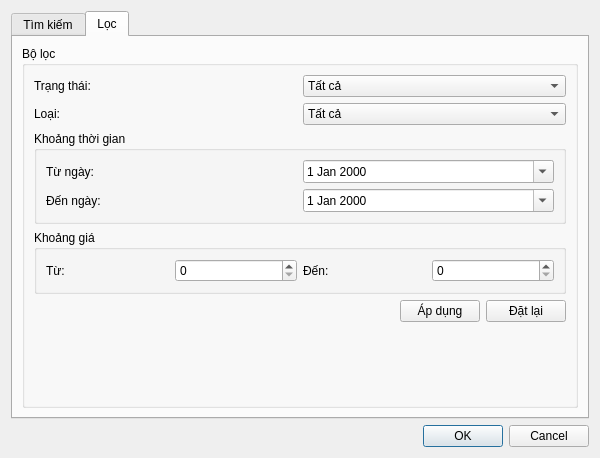
huymatthew/PBL02, file ui/design/search_filter_dialog.ui: the form before one commit.
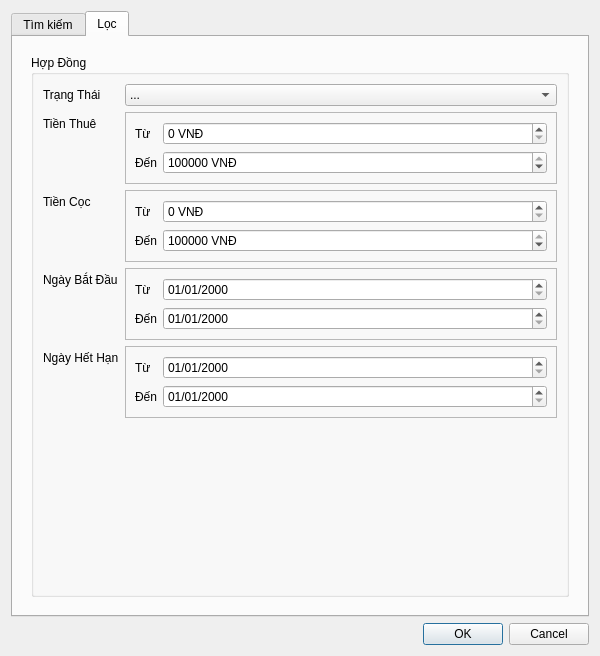
The form after the commit. The open tabs and pages were chosen to show the change.

Commit message: update: All Search and Filter UI Completed

Diff of the .ui file:
```diff
--- a/ui/design/search_filter_dialog.ui
+++ b/ui/design/search_filter_dialog.ui
@@ -7,7 +7,7 @@
     <x>0</x>
     <y>0</y>
     <width>600</width>
-    <height>458</height>
+    <height>656</height>
    </rect>
   </property>
   <property name="windowTitle">
@@ -170,26 +170,24 @@
       </attribute>
       <layout class="QVBoxLayout" name="verticalLayout_4">
        <item>
-        <widget class="QGroupBox" name="filterGroupBox">
-         <property name="title">
-          <string>Bộ lọc</string>
+        <widget class="QStackedWidget" name="stackedWidget">
+         <property name="currentIndex">
+          <number>2</number>
          </property>
-         <layout class="QVBoxLayout" name="verticalLayout_5">
-          <item>
-           <layout class="QHBoxLayout" name="horizontalLayout_4">
-            <item>
-             <widget class="QLabel" name="statusLabel">
-              <property name="text">
-               <string>Trạng thái:</string>
-              </property>
-             </widget>
-            </item>
-            <item>
-             <widget class="QComboBox" name="statusComboBox">
-              <item>
-               <property name="text">
-                <string>Tất cả</string>
-               </property>
+         <widget class="QWidget" name="roomFilterView">
+          <layout class="QHBoxLayout" name="horizontalLayout_5">
+           <item>
+            <widget class="QGroupBox" name="roomFilterBox">
+             <property name="title">
+              <string>Phòng</string>
+             </property>
+             <layout class="QFormLayout" name="formLayout">
+              <item row="0" column="0">
+               <widget class="QLabel" name="filterRoomTypeLabel">
+                <property name="text">
+                 <string>Loại Phòng</string>
+                </property>
+               </widget>
               </item>
               <item>
                <property name="text">
@@ -201,25 +199,24 @@
                 <string>Không hoạt động</string>
                </property>
               </item>
-             </widget>
-            </item>
-           </layout>
-          </item>
-          <item>
-           <layout class="QHBoxLayout" name="horizontalLayout_5">
-            <item>
-             <widget class="QLabel" name="typeLabel">
-              <property name="text">
-               <string>Loại:</string>
-              </property>
-             </widget>
-            </item>
-            <item>
-             <widget class="QComboBox" name="typeComboBox">
-              <item>
-               <property name="text">
-                <string>Tất cả</string>
-               </property>
+              <item row="1" column="1">
+               <widget class="QComboBox" name="filterRoomStatus">
+                <item>
+                 <property name="text">
+                  <string>...</string>
+                 </property>
+                </item>
+                <item>
+                 <property name="text">
+                  <string>Trống</string>
+                 </property>
+                </item>
+                <item>
+                 <property name="text">
+                  <string>Đã Thuê</string>
+                 </property>
+                </item>
+               </widget>
               </item>
               <item>
                <property name="text">
@@ -231,146 +228,517 @@
                 <string>Loại 2</string>
                </property>
               </item>
-              <item>
-               <property name="text">
-                <string>Loại 3</string>
-               </property>
-              </item>
-             </widget>
-            </item>
-           </layout>
-          </item>
-          <item>
-           <widget class="QGroupBox" name="dateRangeGroupBox">
-            <property name="title">
-             <string>Khoảng thời gian</string>
-            </property>
-            <layout class="QVBoxLayout" name="verticalLayout_6">
-             <item>
-              <layout class="QHBoxLayout" name="horizontalLayout_6">
-               <item>
-                <widget class="QLabel" name="fromDateLabel">
+             </layout>
+            </widget>
+           </item>
+          </layout>
+         </widget>
+         <widget class="QWidget" name="tenantFilterView">
+          <layout class="QHBoxLayout" name="horizontalLayout_4">
+           <item>
+            <widget class="QGroupBox" name="tenantFilterBox">
+             <property name="title">
+              <string>Khách Hàng</string>
+             </property>
+             <layout class="QGridLayout" name="gridLayout">
+              <item row="0" column="2">
+               <widget class="QComboBox" name="tenantFilterStatus">
+                <item>
                  <property name="text">
-                  <string>Từ ngày:</string>
+                  <string>...</string>
                  </property>
-                </widget>
-               </item>
-               <item>
-                <widget class="QDateEdit" name="fromDateEdit">
-                 <property name="calendarPopup">
-                  <bool>true</bool>
+                </item>
+                <item>
+                 <property name="text">
+                  <string>Đang Thuê</string>
                  </property>
-                </widget>
-               </item>
-              </layout>
-             </item>
-             <item>
-              <layout class="QHBoxLayout" name="horizontalLayout_7">
-               <item>
-                <widget class="QLabel" name="toDateLabel">
+                </item>
+                <item>
                  <property name="text">
-                  <string>Đến ngày:</string>
+                  <string>Chưa có phòng</string>
                  </property>
-                </widget>
-               </item>
-               <item>
-                <widget class="QDateEdit" name="toDateEdit">
-                 <property name="calendarPopup">
-                  <bool>true</bool>
+                </item>
+               </widget>
+              </item>
+              <item row="1" column="1">
+               <widget class="QLabel" name="tenantFilterRoleLabel">
+                <property name="text">
+                 <string>Vai trò</string>
+                </property>
+               </widget>
+              </item>
+              <item row="0" column="1">
+               <widget class="QLabel" name="tenantFilterStatusLabel">
+                <property name="text">
+                 <string>Trạng Thái</string>
+                </property>
+               </widget>
+              </item>
+              <item row="1" column="2">
+               <widget class="QComboBox" name="tenantFilterRole">
+                <item>
+                 <property name="text">
+                  <string>...</string>
                  </property>
-                </widget>
-               </item>
-              </layout>
-             </item>
-            </layout>
-           </widget>
-          </item>
-          <item>
-           <widget class="QGroupBox" name="priceRangeGroupBox">
-            <property name="title">
-             <string>Khoảng giá</string>
-            </property>
-            <layout class="QVBoxLayout" name="verticalLayout_7">
-             <item>
-              <layout class="QHBoxLayout" name="horizontalLayout_8">
-               <item>
-                <widget class="QLabel" name="minPriceLabel">
+                </item>
+                <item>
                  <property name="text">
-                  <string>Từ:</string>
+                  <string>Chủ Hợp Đồng</string>
                  </property>
-                </widget>
-               </item>
-               <item>
-                <widget class="QSpinBox" name="minPriceSpinBox">
-                 <property name="maximum">
-                  <number>999999999</number>
+                </item>
+                <item>
+                 <property name="text">
+                  <string>Khách Thuê</string>
                  </property>
-                </widget>
-               </item>
-               <item>
-                <widget class="QLabel" name="maxPriceLabel">
+                </item>
+               </widget>
+              </item>
+              <item row="2" column="2">
+               <spacer name="verticalSpacer_2">
+                <property name="orientation">
+                 <enum>Qt::Vertical</enum>
+                </property>
+                <property name="sizeHint" stdset="0">
+                 <size>
+                  <width>20</width>
+                  <height>40</height>
+                 </size>
+                </property>
+               </spacer>
+              </item>
+             </layout>
+            </widget>
+           </item>
+          </layout>
+         </widget>
+         <widget class="QWidget" name="contracFilterView">
+          <layout class="QHBoxLayout" name="horizontalLayout_6">
+           <item>
+            <widget class="QGroupBox" name="contractFilterBox">
+             <property name="title">
+              <string>Hợp Đồng</string>
+             </property>
+             <layout class="QFormLayout" name="formLayout_10">
+              <item row="0" column="0">
+               <widget class="QLabel" name="contractFilterStatusLabel">
+                <property name="text">
+                 <string>Trạng Thái</string>
+                </property>
+               </widget>
+              </item>
+              <item row="0" column="1">
+               <widget class="QComboBox" name="contractFilterStatus">
+                <item>
                  <property name="text">
-                  <string>Đến:</string>
+                  <string>...</string>
                  </property>
-                </widget>
-               </item>
-               <item>
-                <widget class="QSpinBox" name="maxPriceSpinBox">
-                 <property name="maximum">
-                  <number>999999999</number>
+                </item>
+                <item>
+                 <property name="text">
+                  <string>Đang Hoạt Động</string>
                  </property>
-                </widget>
-               </item>
-              </layout>
-             </item>
-            </layout>
-           </widget>
-          </item>
-          <item>
-           <layout class="QHBoxLayout" name="horizontalLayout_9">
-            <item>
-             <spacer name="horizontalSpacer_3">
-              <property name="orientation">
-               <enum>Qt::Horizontal</enum>
-              </property>
-              <property name="sizeHint" stdset="0">
-               <size>
-                <width>40</width>
-                <height>20</height>
-               </size>
-              </property>
-             </spacer>
-            </item>
-            <item>
-             <widget class="QPushButton" name="applyFilterButton">
-              <property name="text">
-               <string>Áp dụng</string>
-              </property>
-             </widget>
-            </item>
-            <item>
-             <widget class="QPushButton" name="resetFilterButton">
-              <property name="text">
-               <string>Đặt lại</string>
-              </property>
-             </widget>
-            </item>
-           </layout>
-          </item>
-          <item>
-           <spacer name="verticalSpacer_2">
-            <property name="orientation">
-             <enum>Qt::Vertical</enum>
-            </property>
-            <property name="sizeHint" stdset="0">
-             <size>
-              <width>20</width>
-              <height>40</height>
-             </size>
-            </property>
-           </spacer>
-          </item>
-         </layout>
+                </item>
+                <item>
+                 <property name="text">
+                  <string>Đã Kết Thúc</string>
+                 </property>
+                </item>
+                <item>
+                 <property name="text">
+                  <string>Vô Hiệu</string>
+                 </property>
+                </item>
+               </widget>
+              </item>
+              <item row="2" column="0">
+               <widget class="QLabel" name="contractFilterRoomRentLabel">
+                <property name="text">
+                 <string>Tiền Thuê</string>
+                </property>
+               </widget>
+              </item>
+              <item row="2" column="1">
+               <widget class="QFrame" name="contractFilterRoomRentBox">
+                <property name="frameShape">
+                 <enum>QFrame::StyledPanel</enum>
+                </property>
+                <property name="frameShadow">
+                 <enum>QFrame::Plain</enum>
+                </property>
+                <layout class="QFormLayout" name="formLayout_3">
+                 <item row="0" column="0">
+                  <widget class="QLabel" name="contractFilterRoomRentFromLabel">
+                   <property name="text">
+                    <string>Từ</string>
+                   </property>
+                  </widget>
+                 </item>
+                 <item row="0" column="1">
+                  <widget class="QSpinBox" name="contractFilterRoomRentFrom">
+                   <property name="suffix">
+                    <string> VNĐ</string>
+                   </property>
+                   <property name="prefix">
+                    <string/>
+                   </property>
+                   <property name="maximum">
+                    <number>999999999</number>
+                   </property>
+                   <property name="singleStep">
+                    <number>100000</number>
+                   </property>
+                  </widget>
+                 </item>
+                 <item row="1" column="0">
+                  <widget class="QLabel" name="contractFilterRoomRentToLabel">
+                   <property name="text">
+                    <string>Đến</string>
+                   </property>
+                  </widget>
+                 </item>
+                 <item row="1" column="1">
+                  <widget class="QSpinBox" name="contractFilterRoomRentTo">
+                   <property name="suffix">
+                    <string> VNĐ</string>
+                   </property>
+                   <property name="prefix">
+                    <string/>
+                   </property>
+                   <property name="maximum">
+                    <number>999999999</number>
+                   </property>
+                   <property name="singleStep">
+                    <number>100000</number>
+                   </property>
+                   <property name="value">
+                    <number>10000000</number>
+                   </property>
+                  </widget>
+                 </item>
+                </layout>
+               </widget>
+              </item>
+              <item row="4" column="0">
+               <widget class="QLabel" name="label_13">
+                <property name="text">
+                 <string>Tiền Cọc</string>
+                </property>
+               </widget>
+              </item>
+              <item row="4" column="1">
+               <widget class="QFrame" name="contractFilterDepositBox">
+                <property name="frameShape">
+                 <enum>QFrame::StyledPanel</enum>
+                </property>
+                <property name="frameShadow">
+                 <enum>QFrame::Plain</enum>
+                </property>
+                <layout class="QFormLayout" name="formLayout_5">
+                 <item row="0" column="0">
+                  <widget class="QLabel" name="contractFilterDepositFromLabel">
+                   <property name="text">
+                    <string>Từ</string>
+                   </property>
+                  </widget>
+                 </item>
+                 <item row="0" column="1">
+                  <widget class="QSpinBox" name="contractFilterDepositFrom">
+                   <property name="suffix">
+                    <string> VNĐ</string>
+                   </property>
+                   <property name="prefix">
+                    <string/>
+                   </property>
+                   <property name="maximum">
+                    <number>999999999</number>
+                   </property>
+                   <property name="singleStep">
+                    <number>100000</number>
+                   </property>
+                  </widget>
+                 </item>
+                 <item row="1" column="0">
+                  <widget class="QLabel" name="contractFilterDepositToLabel">
+                   <property name="text">
+                    <string>Đến</string>
+                   </property>
+                  </widget>
+                 </item>
+                 <item row="1" column="1">
+                  <widget class="QSpinBox" name="contractFilterDepositTo">
+                   <property name="suffix">
+                    <string> VNĐ</string>
+                   </property>
+                   <property name="prefix">
+                    <string/>
+                   </property>
+                   <property name="maximum">
+                    <number>999999999</number>
+                   </property>
+                   <property name="singleStep">
+                    <number>100000</number>
+                   </property>
+                   <property name="value">
+                    <number>10000000</number>
+                   </property>
+                  </widget>
+                 </item>
+                </layout>
+               </widget>
+              </item>
+              <item row="6" column="0">
+               <widget class="QLabel" name="label_12">
+                <property name="text">
+                 <string>Ngày Bắt Đầu</string>
+                </property>
+               </widget>
+              </item>
+              <item row="6" column="1">
+               <widget class="QFrame" name="contractFilterStartDate">
+                <property name="frameShape">
+                 <enum>QFrame::StyledPanel</enum>
+                </property>
+                <property name="frameShadow">
+                 <enum>QFrame::Plain</enum>
+                </property>
+                <layout class="QFormLayout" name="formLayout_4">
+                 <item row="1" column="0">
+                  <widget class="QLabel" name="contractFilterStartDateToLabel">
+                   <property name="text">
+                    <string>Đến</string>
+                   </property>
+                  </widget>
+                 </item>
+                 <item row="0" column="0">
+                  <widget class="QLabel" name="contractFilterStartDateFromLabel">
+                   <property name="text">
+                    <string>Từ</string>
+                   </property>
+                  </widget>
+                 </item>
+                 <item row="0" column="1">
+                  <widget class="QDateEdit" name="contractFilterStartDateFrom">
+                   <property name="displayFormat">
+                    <string>dd/MM/yyyy</string>
+                   </property>
+                  </widget>
+                 </item>
+                 <item row="1" column="1">
+                  <widget class="QDateEdit" name="contractFilterStartDateTo">
+                   <property name="displayFormat">
+                    <string>dd/MM/yyyy</string>
+                   </property>
+                  </widget>
+                 </item>
+                </layout>
+               </widget>
+              </item>
+              <item row="9" column="1">
+               <spacer name="verticalSpacer_3">
+                <property name="orientation">
+                 <enum>Qt::Vertical</enum>
+                </property>
+                <property name="sizeHint" stdset="0">
+                 <size>
+                  <width>20</width>
+                  <height>40</height>
+                 </size>
+                </property>
+               </spacer>
+              </item>
+              <item row="7" column="1">
+               <widget class="QFrame" name="contractFilterEndDate">
+                <property name="frameShape">
+                 <enum>QFrame::StyledPanel</enum>
+                </property>
+                <property name="frameShadow">
+                 <enum>QFrame::Plain</enum>
+                </property>
+                <layout class="QFormLayout" name="formLayout_6">
+                 <item row="1" column="0">
+                  <widget class="QLabel" name="contractFilterEndDateToLabel">
+                   <property name="text">
+                    <string>Đến</string>
+                   </property>
+                  </widget>
+                 </item>
+                 <item row="0" column="0">
+                  <widget class="QLabel" name="contractFilterEndDateFromLabel">
+                   <property name="text">
+                    <string>Từ</string>
+                   </property>
+                  </widget>
+                 </item>
+                 <item row="0" column="1">
+                  <widget class="QDateEdit" name="contractFilterEndDateFrom">
+                   <property name="displayFormat">
+                    <string>dd/MM/yyyy</string>
+                   </property>
+                  </widget>
+                 </item>
+                 <item row="1" column="1">
+                  <widget class="QDateEdit" name="contractFilterEndDateTo">
+                   <property name="displayFormat">
+                    <string>dd/MM/yyyy</string>
+                   </property>
+                  </widget>
+                 </item>
+                </layout>
+               </widget>
+              </item>
+              <item row="7" column="0">
+               <widget class="QLabel" name="label">
+                <property name="text">
+                 <string>Ngày Hết Hạn</string>
+                </property>
+               </widget>
+              </item>
+             </layout>
+            </widget>
+           </item>
+          </layout>
+         </widget>
+         <widget class="QWidget" name="billFilterView">
+          <layout class="QHBoxLayout" name="horizontalLayout_7">
+           <item>
+            <widget class="QGroupBox" name="billFilterBox">
+             <property name="title">
+              <string>Hóa Đơn</string>
+             </property>
+             <layout class="QFormLayout" name="formLayout_7">
+              <item row="0" column="0">
+               <widget class="QLabel" name="billFilterStatusLabel">
+                <property name="text">
+                 <string>Trạng Thái</string>
+                </property>
+               </widget>
+              </item>
+              <item row="0" column="1">
+               <widget class="QComboBox" name="billFilterStatus"/>
+              </item>
+              <item row="1" column="0">
+               <widget class="QLabel" name="label_19">
+                <property name="text">
+                 <string>Số Tiền</string>
+                </property>
+               </widget>
+              </item>
+              <item row="1" column="1">
+               <widget class="QFrame" name="billFilterPriceBox">
+                <property name="frameShape">
+                 <enum>QFrame::StyledPanel</enum>
+                </property>
+                <property name="frameShadow">
+                 <enum>QFrame::Plain</enum>
+                </property>
+                <layout class="QFormLayout" name="formLayout_9">
+                 <item row="0" column="0">
+                  <widget class="QLabel" name="billFilterPriceFromLabel">
+                   <property name="text">
+                    <string>Từ</string>
+                   </property>
+                  </widget>
+                 </item>
+                 <item row="0" column="1">
+                  <widget class="QSpinBox" name="billFilterPriceFrom">
+                   <property name="suffix">
+                    <string> VNĐ</string>
+                   </property>
+                   <property name="prefix">
+                    <string/>
+                   </property>
+                   <property name="maximum">
+                    <number>999999999</number>
+                   </property>
+                   <property name="singleStep">
+                    <number>100000</number>
+                   </property>
+                  </widget>
+                 </item>
+                 <item row="1" column="0">
+                  <widget class="QLabel" name="billFilterPriceToLabel">
+                   <property name="text">
+                    <string>Đến</string>
+                   </property>
+                  </widget>
+                 </item>
+                 <item row="1" column="1">
+                  <widget class="QSpinBox" name="billFilterPriceTo">
+                   <property name="suffix">
+                    <string> VNĐ</string>
+                   </property>
+                   <property name="prefix">
+                    <string/>
+                   </property>
+                   <property name="maximum">
+                    <number>999999999</number>
+                   </property>
+                   <property name="singleStep">
+                    <number>100000</number>
+                   </property>
+                   <property name="value">
+                    <number>10000000</number>
+                   </property>
+                  </widget>
+                 </item>
+                </layout>
+               </widget>
+              </item>
+              <item row="2" column="0">
+               <widget class="QLabel" name="label_16">
+                <property name="text">
+                 <string>Tháng Thanh Toán</string>
+                </property>
+               </widget>
+              </item>
+              <item row="2" column="1">
+               <widget class="QFrame" name="billFilterMonth">
+                <property name="frameShape">
+                 <enum>QFrame::StyledPanel</enum>
+                </property>
+                <property name="frameShadow">
+                 <enum>QFrame::Plain</enum>
+                </property>
+                <layout class="QFormLayout" name="formLayout_8">
+                 <item row="1" column="0">
+                  <widget class="QLabel" name="billFilterMonthFromLabel">
+                   <property name="text">
+                    <string>Đến</string>
+                   </property>
+                  </widget>
+                 </item>
+                 <item row="0" column="1">
+                  <widget class="QDateEdit" name="billFilterMonthFrom">
+                   <property name="currentSection">
+                    <enum>QDateTimeEdit::MonthSection</enum>
+                   </property>
+                   <property name="displayFormat">
+                    <string>MM/yyyy</string>
+                   </property>
+                  </widget>
+                 </item>
+                 <item row="1" column="1">
+                  <widget class="QDateEdit" name="billFilterMonthTo">
+                   <property name="displayFormat">
+                    <string>MM/yyyy</string>
+                   </property>
+                  </widget>
+                 </item>
+                 <item row="0" column="0">
+                  <widget class="QLabel" name="billFilterMonthToLabel">
+                   <property name="text">
+                    <string>Từ</string>
+                   </property>
+                  </widget>
+                 </item>
+                </layout>
+               </widget>
+              </item>
+             </layout>
+            </widget>
+           </item>
+          </layout>
+         </widget>
         </widget>
        </item>
       </layout>
```
Left out of the diff: 178 changed lines with no effect on the pictures. The commit also changes 12 other files.
